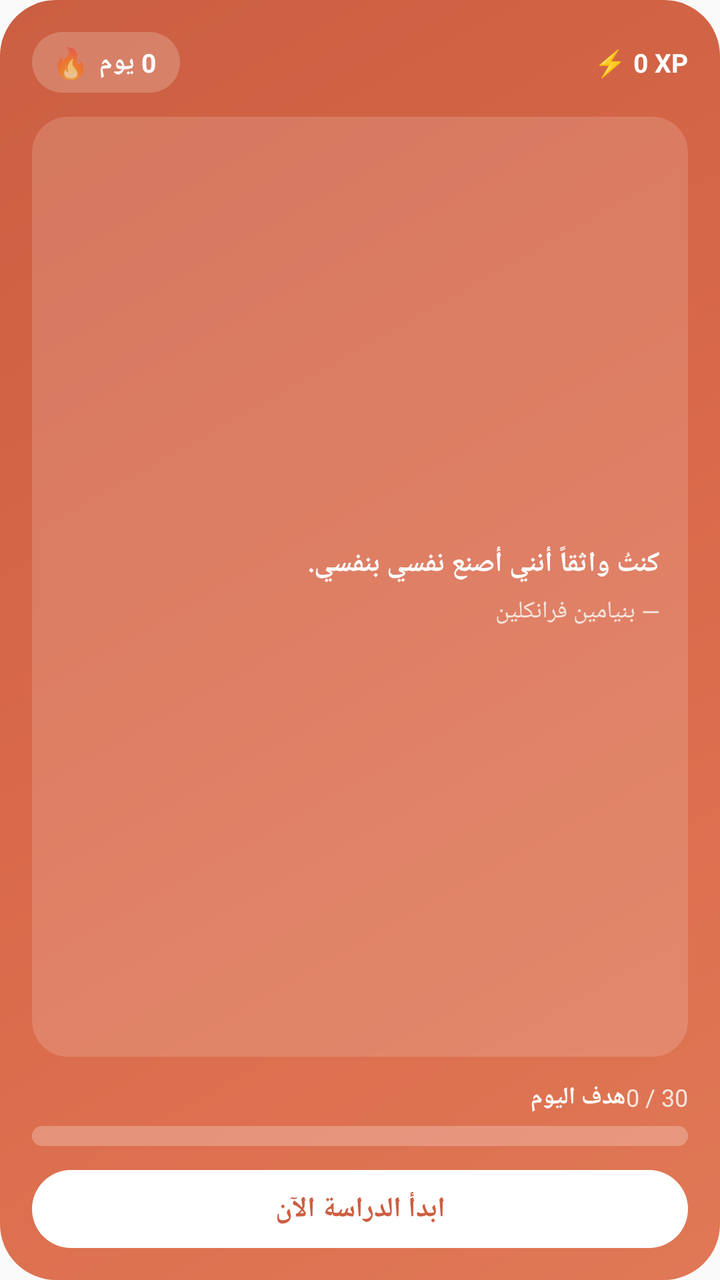
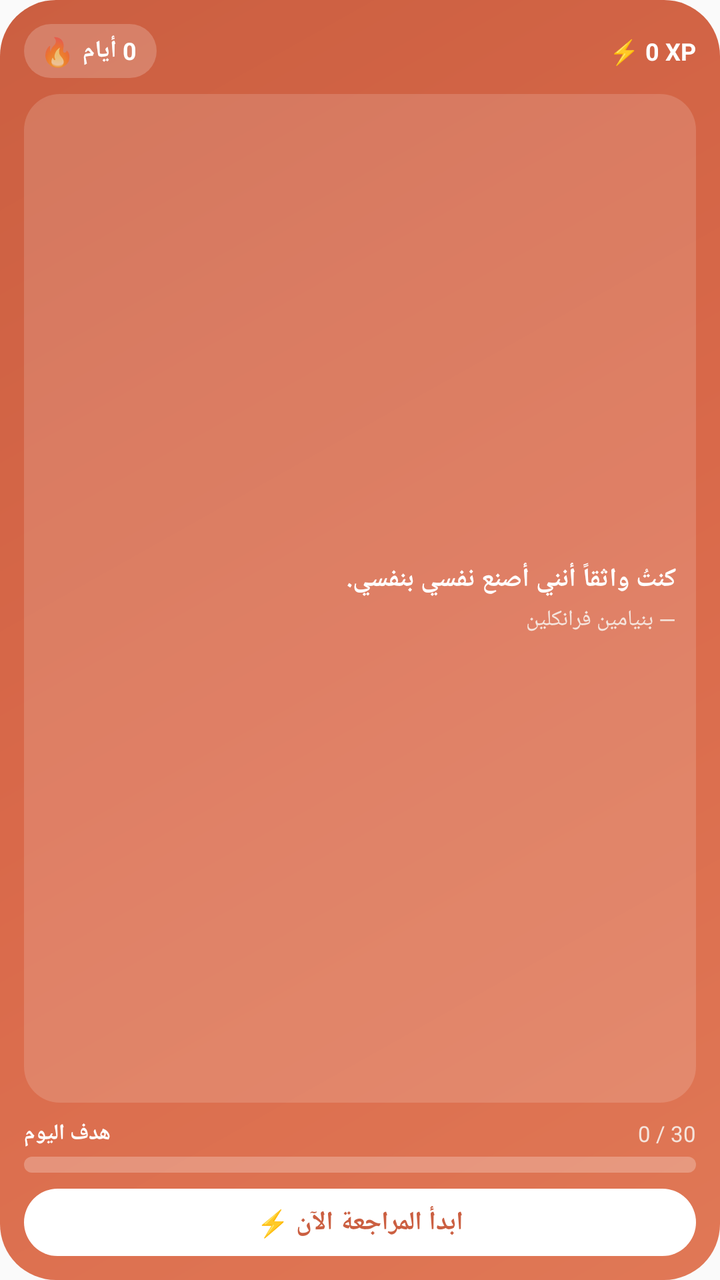

Before-and-after screenshots of an Android layout around one commit, followed by the original layout XML and the change that was made.
<!-- AndroidManifest.xml: application theme android:Theme.Material.Light.NoActionBar -->
<!-- res/layout/widget_zmastery.xml -->
<?xml version="1.0" encoding="utf-8"?>
<FrameLayout xmlns:android="http://schemas.android.com/apk/res/android"
    android:id="@+id/widget_root"
    android:layout_width="match_parent"
    android:layout_height="match_parent">

    
    <ImageView
        android:id="@+id/widget_bg_image"
        android:layout_width="match_parent"
        android:layout_height="match_parent"
        android:scaleType="fitXY"
        android:src="@drawable/widget_bg"
        android:contentDescription="@null" />

    
    <ImageView
        android:id="@+id/widget_smoke"
        android:layout_width="match_parent"
        android:layout_height="40dp"
        android:layout_gravity="top"
        android:scaleType="fitXY"
        android:visibility="gone"
        android:contentDescription="@null" />

    <LinearLayout
        android:id="@+id/widget_content"
        android:layout_width="match_parent"
        android:layout_height="match_parent"
        android:orientation="vertical"
        android:padding="16dp">

    
    <LinearLayout
        android:layout_width="match_parent"
        android:layout_height="wrap_content"
        android:orientation="horizontal"
        android:gravity="center_vertical">

        <LinearLayout
            android:layout_width="wrap_content"
            android:layout_height="wrap_content"
            android:orientation="horizontal"
            android:gravity="center_vertical"
            android:background="@drawable/widget_pill"
            android:paddingStart="10dp"
            android:paddingEnd="12dp"
            android:paddingTop="5dp"
            android:paddingBottom="5dp">

            <TextView
                android:layout_width="wrap_content"
                android:layout_height="wrap_content"
                android:text="🔥"
                android:textSize="15sp" />

            <TextView
                android:id="@+id/widget_streak"
                android:layout_width="wrap_content"
                android:layout_height="wrap_content"
                android:layout_marginStart="5dp"
                android:text="0 يوم"
                android:textColor="#FFFFFF"
                android:textSize="13sp"
                android:textStyle="bold" />
        </LinearLayout>

        <View
            android:layout_width="0dp"
            android:layout_height="1dp"
            android:layout_weight="1" />

        <TextView
            android:id="@+id/widget_xp"
            android:layout_width="wrap_content"
            android:layout_height="wrap_content"
            android:text="⚡ 0 XP"
            android:textColor="#FFFFFF"
            android:textSize="13sp"
            android:textStyle="bold" />
    </LinearLayout>

    
    <LinearLayout
        android:layout_width="match_parent"
        android:layout_height="0dp"
        android:layout_weight="1"
        android:layout_marginTop="12dp"
        android:orientation="vertical"
        android:background="@drawable/widget_quote_card"
        android:padding="14dp"
        android:gravity="center_vertical">

        <TextView
            android:id="@+id/widget_quote"
            android:layout_width="match_parent"
            android:layout_height="wrap_content"
            android:text="كنتُ واثقاً أنني أصنع نفسي بنفسي."
            android:textColor="#FFFFFF"
            android:textSize="14sp"
            android:textStyle="bold"
            android:maxLines="3"
            android:ellipsize="end"
            android:lineSpacingExtra="2dp" />

        <TextView
            android:id="@+id/widget_author"
            android:layout_width="match_parent"
            android:layout_height="wrap_content"
            android:layout_marginTop="6dp"
            android:text="— بنيامين فرانكلين"
            android:textColor="#F5E4DC"
            android:textSize="12sp" />
    </LinearLayout>

    
    <LinearLayout
        android:layout_width="match_parent"
        android:layout_height="wrap_content"
        android:orientation="vertical"
        android:layout_marginTop="12dp">

        <LinearLayout
            android:layout_width="match_parent"
            android:layout_height="wrap_content"
            android:orientation="horizontal"
            android:gravity="center_vertical">

            <TextView
                android:id="@+id/widget_progress_label"
                android:layout_width="0dp"
                android:layout_height="wrap_content"
                android:layout_weight="1"
                android:text="هدف اليوم"
                android:textColor="#FFFFFF"
                android:textSize="12sp"
                android:textStyle="bold" />

            <TextView
                android:id="@+id/widget_progress_value"
                android:layout_width="wrap_content"
                android:layout_height="wrap_content"
                android:text="0 / 30"
                android:textColor="#F5E4DC"
                android:textSize="12sp" />
        </LinearLayout>

        
        <ProgressBar
            android:id="@+id/widget_progressbar"
            style="@android:style/Widget.ProgressBar.Horizontal"
            android:layout_width="match_parent"
            android:layout_height="10dp"
            android:layout_marginTop="6dp"
            android:progressDrawable="@drawable/widget_progress"
            android:max="100"
            android:progress="0" />
    </LinearLayout>

    
    <TextView
        android:id="@+id/widget_cta"
        android:layout_width="match_parent"
        android:layout_height="wrap_content"
        android:layout_marginTop="12dp"
        android:background="@drawable/widget_cta"
        android:paddingTop="10dp"
        android:paddingBottom="10dp"
        android:text="ابدأ الدراسة الآن"
        android:textColor="#CB5F41"
        android:textSize="14sp"
        android:textStyle="bold"
        android:gravity="center" />
    </LinearLayout>
</FrameLayout>
<!-- resources referenced by this layout -->
<resources>
  <!-- drawable widget_bg (drawable) -->
  <?xml version="1.0" encoding="utf-8"?>
  <shape xmlns:android="http://schemas.android.com/apk/res/android" android:shape="rectangle">
      <gradient
          android:startColor="#E07856"
          android:centerColor="#D9694A"
          android:endColor="#CB5F41"
          android:angle="135" />
      <corners android:radius="28dp" />
  </shape>
  <!-- drawable widget_cta (drawable) -->
  <?xml version="1.0" encoding="utf-8"?>
  <shape xmlns:android="http://schemas.android.com/apk/res/android" android:shape="rectangle">
      <solid android:color="#FFFFFF" />
      <corners android:radius="50dp" />
  </shape>
  <!-- drawable widget_pill (drawable) -->
  <?xml version="1.0" encoding="utf-8"?>
  <shape xmlns:android="http://schemas.android.com/apk/res/android" android:shape="rectangle">
      <solid android:color="#33FFFFFF" />
      <corners android:radius="50dp" />
  </shape>
  <!-- drawable widget_progress (drawable) -->
  <?xml version="1.0" encoding="utf-8"?>
  <layer-list xmlns:android="http://schemas.android.com/apk/res/android">
      <item android:id="@android:id/background">
          <shape android:shape="rectangle">
              <solid android:color="#40FFFFFF" />
              <corners android:radius="50dp" />
          </shape>
      </item>
      <item android:id="@android:id/progress">
          <clip>
              <shape android:shape="rectangle">
                  <solid android:color="#FFFFFF" />
                  <corners android:radius="50dp" />
              </shape>
          </clip>
      </item>
  </layer-list>
  <!-- drawable widget_quote_card (drawable) -->
  <?xml version="1.0" encoding="utf-8"?>
  <shape xmlns:android="http://schemas.android.com/apk/res/android" android:shape="rectangle">
      <solid android:color="#26FFFFFF" />
      <corners android:radius="18dp" />
  </shape>
</resources>

<!-- the commit's change to res/layout/widget_zmastery.xml (unified diff, before → after) -->
@@ -23,153 +23,154 @@
         android:visibility="gone"
         android:contentDescription="@null" />
 
+    
     <LinearLayout
         android:id="@+id/widget_content"
         android:layout_width="match_parent"
         android:layout_height="match_parent"
         android:orientation="vertical"
-        android:padding="16dp">
+        android:padding="12dp">
 
-    
-    <LinearLayout
-        android:layout_width="match_parent"
-        android:layout_height="wrap_content"
-        android:orientation="horizontal"
-        android:gravity="center_vertical">
+        
+        <RelativeLayout
+            android:layout_width="match_parent"
+            android:layout_height="wrap_content">
 
+            
+            <LinearLayout
+                android:id="@+id/widget_streak_container"
+                android:layout_width="wrap_content"
+                android:layout_height="wrap_content"
+                android:layout_alignParentStart="true"
+                android:layout_centerVertical="true"
+                android:orientation="horizontal"
+                android:gravity="center_vertical"
+                android:background="@drawable/widget_pill"
+                android:paddingStart="8dp"
+                android:paddingEnd="10dp"
+                android:paddingTop="4dp"
+                android:paddingBottom="4dp">
+
+                <TextView
+                    android:layout_width="wrap_content"
+                    android:layout_height="wrap_content"
+                    android:text="🔥"
+                    android:textSize="14sp" />
+
+                <TextView
+                    android:id="@+id/widget_streak"
+                    android:layout_width="wrap_content"
+                    android:layout_height="wrap_content"
+                    android:layout_marginStart="4dp"
+                    android:text="0 أيام"
+                    android:textColor="#FFFFFF"
+                    android:textSize="12sp"
+                    android:textStyle="bold" />
+            </LinearLayout>
+
+            
+            <TextView
+                android:id="@+id/widget_xp"
+                android:layout_width="wrap_content"
+                android:layout_height="wrap_content"
+                android:layout_alignParentEnd="true"
+                android:layout_centerVertical="true"
+                android:text="⚡ 0 XP"
+                android:textColor="#FFFFFF"
+                android:textSize="12sp"
+                android:textStyle="bold" />
+        </RelativeLayout>
+
+        
         <LinearLayout
-            android:layout_width="wrap_content"
-            android:layout_height="wrap_content"
-            android:orientation="horizontal"
-            android:gravity="center_vertical"
-            android:background="@drawable/widget_pill"
-            android:paddingStart="10dp"
-            android:paddingEnd="12dp"
-            android:paddingTop="5dp"
-            android:paddingBottom="5dp">
+            android:id="@+id/widget_quote_container"
+            android:layout_width="match_parent"
+            android:layout_height="0dp"
+            android:layout_weight="1"
+            android:layout_marginTop="8dp"
+            android:layout_marginBottom="8dp"
+            android:orientation="vertical"
+            android:background="@drawable/widget_quote_card"
+            android:padding="10dp"
+            android:gravity="center_vertical">
 
             <TextView
-                android:layout_width="wrap_content"
+                android:id="@+id/widget_quote"
+                android:layout_width="match_parent"
                 android:layout_height="wrap_content"
-                android:text="🔥"
-                android:textSize="15sp" />
+                android:text="كنتُ واثقاً أنني أصنع نفسي بنفسي."
+                android:textColor="#FFFFFF"
+                android:textSize="13sp"
+                android:textStyle="bold"
+                android:maxLines="2"
+                android:ellipsize="end" />
 
             <TextView
-                android:id="@+id/widget_streak"
-                android:layout_width="wrap_content"
+                android:id="@+id/widget_author"
+                android:layout_width="match_parent"
                 android:layout_height="wrap_content"
-                android:layout_marginStart="5dp"
-                android:text="0 يوم"
-                android:textColor="#FFFFFF"
-                android:textSize="13sp"
-                android:textStyle="bold" />
+                android:layout_marginTop="4dp"
+                android:text="— بنيامين فرانكلين"
+                android:textColor="#F5E4DC"
+                android:textSize="11sp"
+                android:maxLines="1"
+                android:ellipsize="end" />
         </LinearLayout>
 
-        <View
-            android:layout_width="0dp"
-            android:layout_height="1dp"
-            android:layout_weight="1" />
-
-        <TextView
-            android:id="@+id/widget_xp"
-            android:layout_width="wrap_content"
-            android:layout_height="wrap_content"
-            android:text="⚡ 0 XP"
-            android:textColor="#FFFFFF"
-            android:textSize="13sp"
-            android:textStyle="bold" />
-    </LinearLayout>
-
-    
-    <LinearLayout
-        android:layout_width="match_parent"
-        android:layout_height="0dp"
-        android:layout_weight="1"
-        android:layout_marginTop="12dp"
-        android:orientation="vertical"
-        android:background="@drawable/widget_quote_card"
-        android:padding="14dp"
-        android:gravity="center_vertical">
-
-        <TextView
-            android:id="@+id/widget_quote"
-            android:layout_width="match_parent"
-            android:layout_height="wrap_content"
-            android:text="كنتُ واثقاً أنني أصنع نفسي بنفسي."
-            android:textColor="#FFFFFF"
-            android:textSize="14sp"
-            android:textStyle="bold"
-            android:maxLines="3"
-            android:ellipsize="end"
-            android:lineSpacingExtra="2dp" />
-
-        <TextView
-            android:id="@+id/widget_author"
-            android:layout_width="match_parent"
-            android:layout_height="wrap_content"
-            android:layout_marginTop="6dp"
-            android:text="— بنيامين فرانكلين"
-            android:textColor="#F5E4DC"
-            android:textSize="12sp" />
-    </LinearLayout>
-
-    
-    <LinearLayout
-        android:layout_width="match_parent"
-        android:layout_height="wrap_content"
-        android:orientation="vertical"
-        android:layout_marginTop="12dp">
-
+        
         <LinearLayout
             android:layout_width="match_parent"
             android:layout_height="wrap_content"
-            android:orientation="horizontal"
-            android:gravity="center_vertical">
+            android:orientation="vertical">
 
-            <TextView
-                android:id="@+id/widget_progress_label"
-                android:layout_width="0dp"
-                android:layout_height="wrap_content"
-                android:layout_weight="1"
-                android:text="هدف اليوم"
-                android:textColor="#FFFFFF"
-                android:textSize="12sp"
-                android:textStyle="bold" />
+            <RelativeLayout
+                android:layout_width="match_parent"
+                android:layout_height="wrap_content">
 
-            <TextView
-                android:id="@+id/widget_progress_value"
-                android:layout_width="wrap_content"
-                android:layout_height="wrap_content"
-                android:text="0 / 30"
-                android:textColor="#F5E4DC"
-                android:textSize="12sp" />
+                <TextView
+                    android:id="@+id/widget_progress_label"
+                    android:layout_width="wrap_content"
+                    android:layout_height="wrap_content"
+                    android:layout_alignParentStart="true"
+                    android:text="هدف اليوم"
+                    android:textColor="#FFFFFF"
+                    android:textSize="11sp"
+                    android:textStyle="bold" />
+
+                <TextView
+                    android:id="@+id/widget_progress_value"
+                    android:layout_width="wrap_content"
+                    android:layout_height="wrap_content"
+                    android:layout_alignParentEnd="true"
+                    android:text="0 / 30"
+                    android:textColor="#F5E4DC"
+                    android:textSize="11sp" />
+            </RelativeLayout>
+
+            <ProgressBar
+                android:id="@+id/widget_progressbar"
+                style="@android:style/Widget.ProgressBar.Horizontal"
+                android:layout_width="match_parent"
+                android:layout_height="8dp"
+                android:layout_marginTop="4dp"
+                android:progressDrawable="@drawable/widget_progress"
+                android:max="100"
+                android:progress="0" />
         </LinearLayout>
 
         
-        <ProgressBar
-            android:id="@+id/widget_progressbar"
-            style="@android:style/Widget.ProgressBar.Horizontal"
+        <TextView
+            android:id="@+id/widget_cta"
             android:layout_width="match_parent"
-            android:layout_height="10dp"
-            android:layout_marginTop="6dp"
-            android:progressDrawable="@drawable/widget_progress"
-            android:max="100"
-            android:progress="0" />
-    </LinearLayout>
-
-    
-    <TextView
-        android:id="@+id/widget_cta"
-        android:layout_width="match_parent"
-        android:layout_height="wrap_content"
-        android:layout_marginTop="12dp"
-        android:background="@drawable/widget_cta"
-        android:paddingTop="10dp"
-        android:paddingBottom="10dp"
-        android:text="ابدأ الدراسة الآن"
-        android:textColor="#CB5F41"
-        android:textSize="14sp"
-        android:textStyle="bold"
-        android:gravity="center" />
+            android:layout_height="wrap_content"
+            android:layout_marginTop="8dp"
+            android:background="@drawable/widget_cta"
+            android:paddingTop="8dp"
+            android:paddingBottom="8dp"
+            android:text="ابدأ المراجعة الآن ⚡"
+            android:textColor="#CB5F41"
+            android:textSize="13sp"
+            android:textStyle="bold"
+            android:gravity="center" />
     </LinearLayout>
 </FrameLayout>
